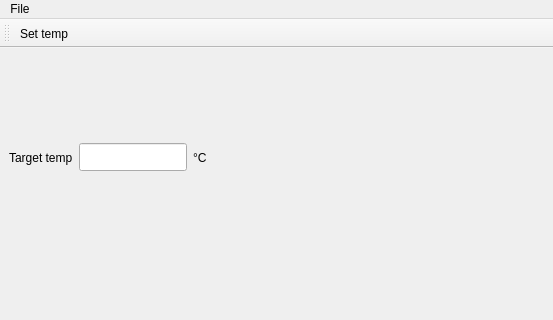
Before: the Qt Designer form pybrewMainWindow.ui in luksan/pybrew, drawn with Qt 5; both pictures show x 0 to 553 and y 0 to 320 of the 553 by 495 pixel window.
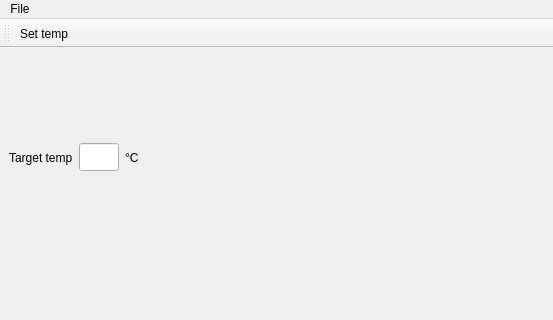
After: the same form once the commit is applied. Custom widgets are drawn as their Qt base class.

Commit message: Target temp setting code.

Diff of the .ui file:
```diff
--- a/pybrewMainWindow.ui
+++ b/pybrewMainWindow.ui
@@ -43,7 +43,7 @@
         </property>
         <property name="maximumSize">
          <size>
-          <width>131</width>
+          <width>40</width>
           <height>28</height>
          </size>
         </property>
```
Left out of the diff: 19 changed lines with no effect on the pictures. The commit also changes 2 other files.
